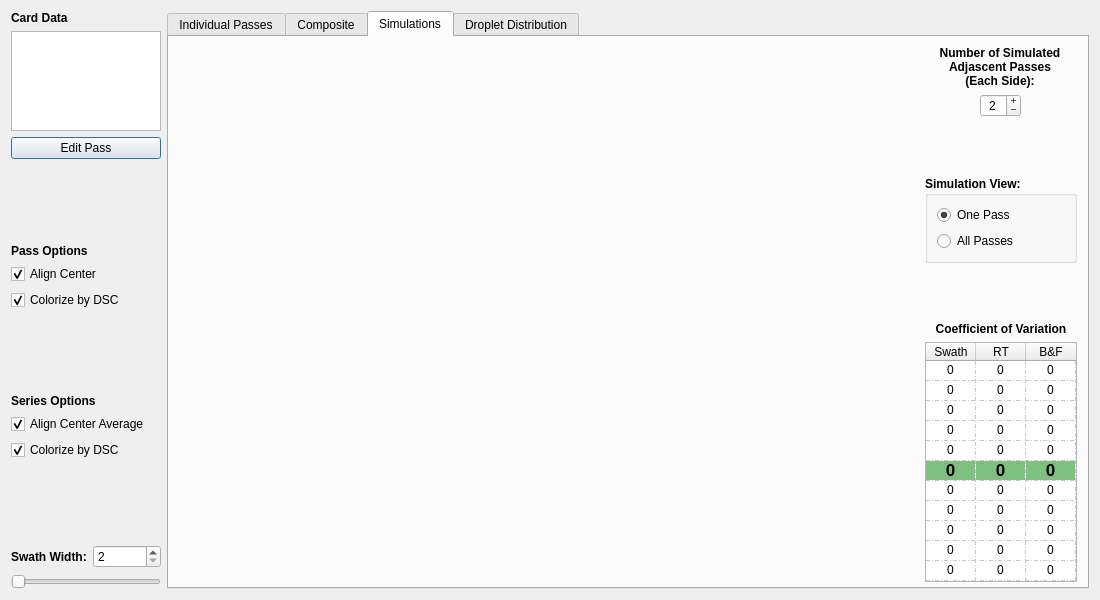
This is resources/cardMainWidget.ui in gill14/AccuPatt as Qt 5 draws it before an edit. The edited form follows.
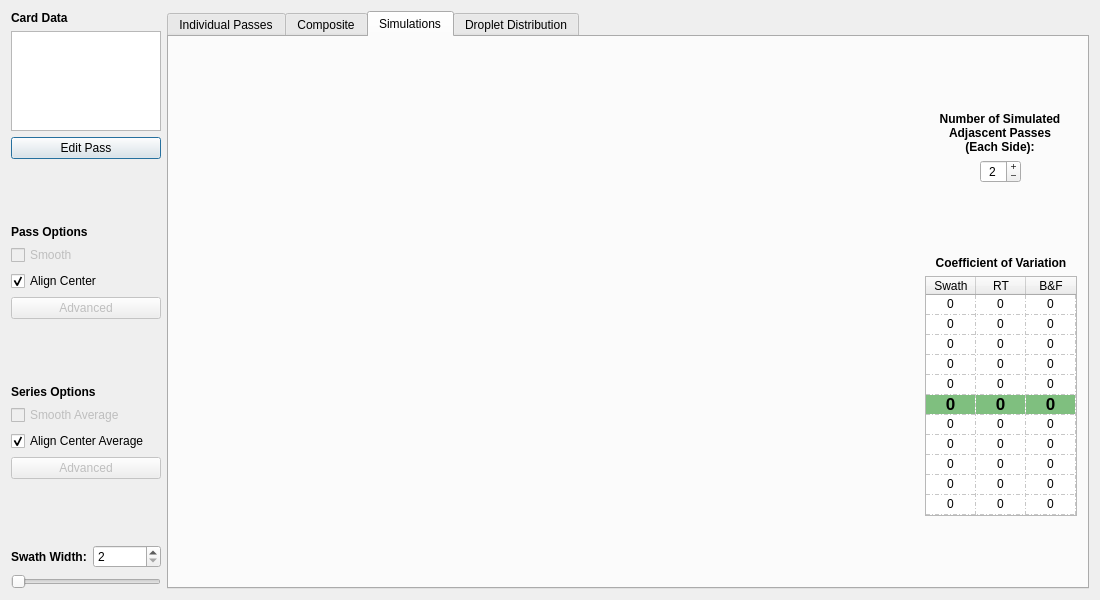
This is the edited form. The open tabs and pages were chosen to show the change. Custom widgets are drawn as their Qt base class.

The edit to the form file:
```diff
--- a/resources/cardMainWidget.ui
+++ b/resources/cardMainWidget.ui
@@ -99,6 +99,16 @@
        </property>
       </widget>
      </item>
+     <item>
+      <widget class="QCheckBox" name="checkBoxPassSmooth">
+       <property name="enabled">
+        <bool>false</bool>
+       </property>
+       <property name="text">
+        <string>Smooth</string>
+       </property>
+      </widget>
+     </item>
      <item>
       <widget class="QCheckBox" name="checkBoxPassCenter">
        <property name="enabled">
@@ -119,24 +129,12 @@
       </widget>
      </item>
      <item>
-      <widget class="QCheckBox" name="checkBoxPassColorize">
-       <property name="sizePolicy">
-        <sizepolicy hsizetype="Fixed" vsizetype="Fixed">
-         <horstretch>0</horstretch>
-         <verstretch>0</verstretch>
-        </sizepolicy>
-       </property>
-       <property name="maximumSize">
-        <size>
-         <width>16777215</width>
-         <height>16777215</height>
-        </size>
+      <widget class="QPushButton" name="buttonAdvancedOptionsPass">
+       <property name="enabled">
+        <bool>false</bool>
        </property>
        <property name="text">
-        <string>Colorize by DSC</string>
-       </property>
-       <property name="checked">
-        <bool>true</bool>
+        <string>Advanced</string>
        </property>
       </widget>
      </item>
@@ -166,6 +164,16 @@
        </property>
       </widget>
      </item>
+     <item>
+      <widget class="QCheckBox" name="checkBoxSeriesSmooth">
+       <property name="enabled">
+        <bool>false</bool>
+       </property>
+       <property name="text">
+        <string>Smooth Average</string>
+       </property>
+      </widget>
+     </item>
      <item>
       <widget class="QCheckBox" name="checkBoxSeriesCenter">
        <property name="enabled">
@@ -180,24 +188,12 @@
       </widget>
      </item>
      <item>
-      <widget class="QCheckBox" name="checkBoxSeriesColorize">
-       <property name="sizePolicy">
-        <sizepolicy hsizetype="Fixed" vsizetype="Fixed">
-         <horstretch>0</horstretch>
-         <verstretch>0</verstretch>
-        </sizepolicy>
-       </property>
-       <property name="maximumSize">
-        <size>
-         <width>16777215</width>
-         <height>16777215</height>
-        </size>
+      <widget class="QPushButton" name="buttonAdvancedOptionsSeries">
+       <property name="enabled">
+        <bool>false</bool>
        </property>
        <property name="text">
-        <string>Colorize by DSC</string>
-       </property>
-       <property name="checked">
-        <bool>true</bool>
+        <string>Advanced</string>
        </property>
       </widget>
      </item>
@@ -280,7 +276,7 @@
       <bool>true</bool>
      </property>
      <property name="currentIndex">
-      <number>3</number>
+      <number>0</number>
      </property>
      <widget class="QWidget" name="tabIndividual">
       <attribute name="title">
@@ -289,18 +285,45 @@
       <layout class="QHBoxLayout" name="horizontalLayout_2">
        <item>
         <widget class="QSplitter" name="splitter">
+         <property name="frameShape">
+          <enum>QFrame::NoFrame</enum>
+         </property>
+         <property name="frameShadow">
+          <enum>QFrame::Plain</enum>
+         </property>
+         <property name="midLineWidth">
+          <number>0</number>
+         </property>
          <property name="orientation">
           <enum>Qt::Vertical</enum>
          </property>
+         <property name="opaqueResize">
+          <bool>true</bool>
+         </property>
+         <property name="handleWidth">
+          <number>12</number>
+         </property>
          <widget class="MplWidget" name="plotWidgetPass" native="true">
           <property name="sizePolicy">
-           <sizepolicy hsizetype="Expanding" vsizetype="Preferred">
+           <sizepolicy hsizetype="Expanding" vsizetype="Expanding">
             <horstretch>0</horstretch>
             <verstretch>0</verstretch>
            </sizepolicy>
           </property>
          </widget>
          <widget class="QTableView" name="tableViewPass">
+          <property name="sizePolicy">
+           <sizepolicy hsizetype="Expanding" vsizetype="Expanding">
+            <horstretch>0</horstretch>
+            <verstretch>0</verstretch>
+           </sizepolicy>
+          </property>
+          <property name="minimumSize">
+           <size>
+            <width>0</width>
+            <height>200</height>
+           </size>
+          </property>
           <property name="sizeAdjustPolicy">
            <enum>QAbstractScrollArea::AdjustToContents</enum>
           </property>
@@ -413,6 +436,19 @@
        </item>
        <item>
         <layout class="QVBoxLayout" name="verticalLayout_34">
+         <item>
+          <spacer name="verticalSpacer_10">
+           <property name="orientation">
+            <enum>Qt::Vertical</enum>
+           </property>
+           <property name="sizeHint" stdset="0">
+            <size>
+             <width>20</width>
+             <height>40</height>
+            </size>
+           </property>
+          </spacer>
+         </item>
          <item>
           <widget class="QLabel" name="label_38">
            <property name="sizePolicy">
@@ -485,66 +521,6 @@
            </property>
           </widget>
          </item>
-         <item>
-          <spacer name="verticalSpacer_10">
-           <property name="orientation">
-            <enum>Qt::Vertical</enum>
-           </property>
-           <property name="sizeHint" stdset="0">
-            <size>
-             <width>20</width>
-             <height>40</height>
-            </size>
-           </property>
-          </spacer>
-         </item>
-         <item>
-          <widget class="QGroupBox" name="groupBox_4">
-           <property name="enabled">
-            <bool>true</bool>
-           </property>
-           <property name="font">
-            <font>
-             <weight>75</weight>
-             <bold>true</bold>
-            </font>
-           </property>
-           <property name="title">
-            <string>Simulation View:</string>
-           </property>
-           <layout class="QVBoxLayout" name="verticalLayout_12">
-            <item>
-             <widget class="QRadioButton" name="radioButtonSimulationOne">
-              <property name="font">
-               <font>
-                <weight>50</weight>
-                <bold>false</bold>
-               </font>
-              </property>
-              <property name="text">
-               <string>One Pass</string>
-              </property>
-              <property name="checked">
-               <bool>true</bool>
-              </property>
-             </widget>
-            </item>
-            <item>
-             <widget class="QRadioButton" name="radioButtonSimulationAll">
-              <property name="font">
-               <font>
-                <weight>50</weight>
-                <bold>false</bold>
-               </font>
-              </property>
-              <property name="text">
-               <string>All Passes</string>
-              </property>
-             </widget>
-            </item>
-           </layout>
-          </widget>
-         </item>
          <item>
           <spacer name="verticalSpacer_12">
            <property name="orientation">
@@ -1048,6 +1024,19 @@
            </item>
           </widget>
          </item>
+         <item>
+          <spacer name="verticalSpacer">
+           <property name="orientation">
+            <enum>Qt::Vertical</enum>
+           </property>
+           <property name="sizeHint" stdset="0">
+            <size>
+             <width>20</width>
+             <height>40</height>
+            </size>
+           </property>
+          </spacer>
+         </item>
         </layout>
        </item>
       </layout>
@@ -1092,6 +1081,19 @@
        </item>
        <item>
         <layout class="QVBoxLayout" name="verticalLayout_6">
+         <item>
+          <spacer name="verticalSpacer_2">
+           <property name="orientation">
+            <enum>Qt::Vertical</enum>
+           </property>
+           <property name="sizeHint" stdset="0">
+            <size>
+             <width>20</width>
+             <height>40</height>
+            </size>
+           </property>
+          </spacer>
+         </item>
          <item>
           <widget class="QLabel" name="label_4">
            <property name="maximumSize">
```
